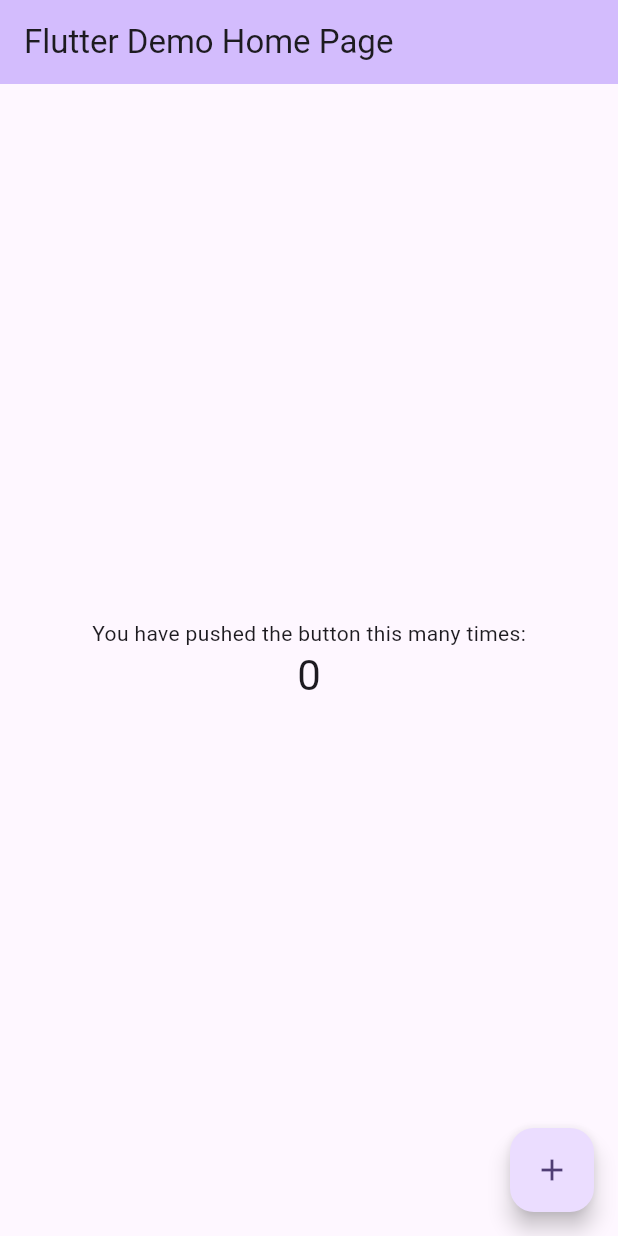
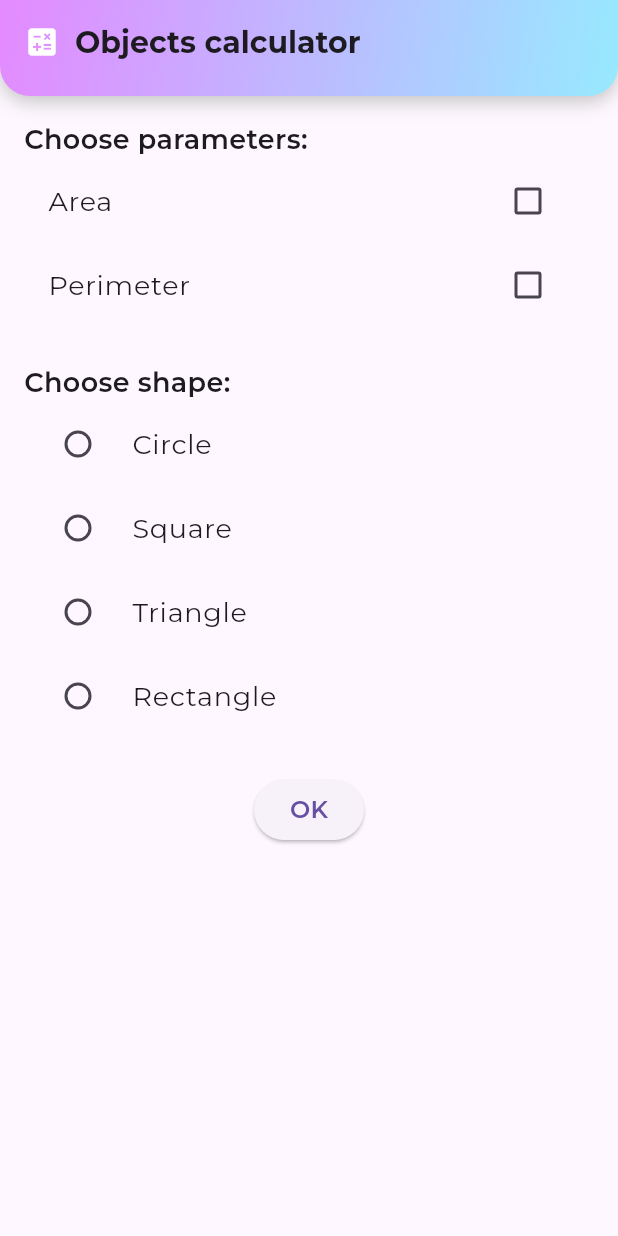
Before and after one commit to viksiik/android_labs, a Flutter app: the screen it shows after launch, on a phone screen of 412 x 824 dp. Run offline on Flutter 3.47's test engine with Material 3 defaults, Android fonts, the phone set to English and light mode, and no system bars.

Commit message:
Added LAB1

```diff
--- a/LAB1/lib/main.dart
+++ b/LAB1/lib/main.dart
@@ -1,125 +1,221 @@
 import 'package:flutter/material.dart';
 
+// Написати програму під платформу Андроїд, яка має інтерфейс для введення
+// або/та вибору даних згідно варіанту (таблиця) і відображає результат
+// взаємодії з цим
+// інтерфейсом у деяке текстове поле цього інтерфейсу. Передбачити наступне:
+// якщо не всі дані введені або обрані, а користувач натискає кнопку для
+// отримання результату,
+// то відобразити вікно, що спливає, з повідомленням завершити введення
+// всіх даних.
+
+// Вікно містить групу прапорів (площа і периметр), тобто чек-бокси, групу
+// опцій (різні фігури), тобто радіо-батони, та кнопку «ОК». Вивести
+// інформацію щодо вибору при натисканні на кнопку «ОК» у деяке текстове
+// поле.
+
+
 void main() {
-  runApp(const MyApp());
+  runApp(const MaterialApp(
+    home: ShapeCalculator(),
+  ));
 }
 
-class MyApp extends StatelessWidget {
-  const MyApp({super.key});
+class ShapeCalculator extends StatefulWidget {
 
-  // This widget is the root of your application.
+  const ShapeCalculator({Key? key}) : super(key: key);
+
   @override
-  Widget build(BuildContext context) {
-    return MaterialApp(
-      title: 'Flutter Demo',
-      theme: ThemeData(
-        // This is the theme of your application.
-        //
-        // TRY THIS: Try running your application with "flutter run". You'll see
-        // the application has a purple toolbar. Then, without quitting the app,
-        // try changing the seedColor in the colorScheme below to Colors.green
-        // and then invoke "hot reload" (save your changes or press the "hot
-        // reload" button in a Flutter-supported IDE, or press "r" if you used
-        // the command line to start the app).
-        //
-        // Notice that the counter didn't reset back to zero; the application
-        // state is not lost during the reload. To reset the state, use hot
-        // restart instead.
-        //
-        // This works for code too, not just values: Most code changes can be
-        // tested with just a hot reload.
-        colorScheme: ColorScheme.fromSeed(seedColor: Colors.deepPurple),
-        useMaterial3: true,
-      ),
-      home: const MyHomePage(title: 'Flutter Demo Home Page'),
-    );
-  }
+  _ShapeCalculatorState createState() => _ShapeCalculatorState();
 }
 
-class MyHomePage extends StatefulWidget {
-  const MyHomePage({super.key, required this.title});
+class _ShapeCalculatorState extends State<ShapeCalculator> {
+  String? selectedShape;
+  bool isAreaChecked = false;
+  bool isPerimeterChecked = false;
+  String result = "";
+  String selectedFont = 'Montserrat';
 
-  // This widget is the home page of your application. It is stateful, meaning
-  // that it has a State object (defined below) that contains fields that affect
-  // how it looks.
+  void calculate() {
+    if (selectedShape == null || (!isAreaChecked && !isPerimeterChecked)) {
+      _showAlert();
+      return;
+    }
 
-  // This class is the configuration for the state. It holds the values (in this
-  // case the title) provided by the parent (in this case the App widget) and
-  // used by the build method of the State. Fields in a Widget subclass are
-  // always marked "final".
+    String output = "Your chosen shape: $selectedShape\n";
+    if (isAreaChecked) output += "- Need to calculate area\n";
+    if (isPerimeterChecked) output += "- Need to calculate perimeter\n";
 
-  final String title;
+    setState(() {
+      result = output;
+    });
+  }
 
-  @override
-  State<MyHomePage> createState() => _MyHomePageState();
-}
-
-class _MyHomePageState extends State<MyHomePage> {
-  int _counter = 0;
-
-  void _incrementCounter() {
-    setState(() {
-      // This call to setState tells the Flutter framework that something has
-      // changed in this State, which causes it to rerun the build method below
-      // so that the display can reflect the updated values. If we changed
-      // _counter without calling setState(), then the build method would not be
-      // called again, and so nothing would appear to happen.
-      _counter++;
-    });
+  void _showAlert() {
+    showDialog(
+      context: context,
+      builder: (context) => AlertDialog(
+        title: Text("Error",
+            style: TextStyle(
+              fontFamily: selectedFont,
+              fontSize: 20,
+              color: Colors.redAccent,
+              fontWeight: FontWeight.bold,)),
+        content: Text("Choose shape and at least one parameter to continue.",
+            style: TextStyle(
+              fontFamily: selectedFont,
+              fontSize: 16,
+              fontWeight: FontWeight.w400,)),
+        actions: [
+          TextButton(
+            onPressed: () => Navigator.pop(context),
+            child: Text("OK",
+                style: TextStyle(
+                  fontFamily: selectedFont,
+                  fontSize: 16,
+                  color: Colors.blueGrey,
+                  fontWeight: FontWeight.bold,)
+            ),
+          )
+        ],
+      ),
+    );
   }
 
   @override
   Widget build(BuildContext context) {
-    // This method is rerun every time setState is called, for instance as done
-    // by the _incrementCounter method above.
-    //
-    // The Flutter framework has been optimized to make rerunning build methods
-    // fast, so that you can just rebuild anything that needs updating rather
-    // than having to individually change instances of widgets.
     return Scaffold(
-      appBar: AppBar(
-        // TRY THIS: Try changing the color here to a specific color (to
-        // Colors.amber, perhaps?) and trigger a hot reload to see the AppBar
-        // change color while the other colors stay the same.
-        backgroundColor: Theme.of(context).colorScheme.inversePrimary,
-        // Here we take the value from the MyHomePage object that was created by
-        // the App.build method, and use it to set our appbar title.
-        title: Text(widget.title),
+      appBar: PreferredSize(
+        preferredSize: const Size.fromHeight(64),
+        child: Container(
+          decoration: const BoxDecoration(
+            gradient: LinearGradient(
+              colors: [Color(0xFFE48AFF), Color(0xFF97E9FF)],
+              begin: Alignment.topLeft,
+              end: Alignment.bottomRight,
+            ),
+            borderRadius:
+              BorderRadius.vertical(bottom: Radius.circular(20)),
+            boxShadow: [
+              BoxShadow(
+                color: Color(0xFFC5C5C5),
+                blurRadius: 10,
+                offset: Offset(0, 4),
+              ),
+            ],
+          ),
+          child: AppBar(
+            title: Row(
+              children: [
+                const Icon(Icons.calculate, color: Colors.white),
+                const SizedBox(width: 10),
+                Text("Objects calculator",
+                    style: TextStyle(
+                      fontFamily: selectedFont,
+                      fontSize: 20,
+                      fontWeight: FontWeight.bold,)
+                ),
+              ],
+            ),
+            centerTitle: true,
+            backgroundColor: Colors.transparent,
+            elevation: 0,
+          ),
+        ),
       ),
-      body: Center(
-        // Center is a layout widget. It takes a single child and positions it
-        // in the middle of the parent.
+      body: Padding(
+        padding: const EdgeInsets.all(16.0),
         child: Column(
-          // Column is also a layout widget. It takes a list of children and
-          // arranges them vertically. By default, it sizes itself to fit its
-          // children horizontally, and tries to be as tall as its parent.
-          //
-          // Column has various properties to control how it sizes itself and
-          // how it positions its children. Here we use mainAxisAlignment to
-          // center the children vertically; the main axis here is the vertical
-          // axis because Columns are vertical (the cross axis would be
-          // horizontal).
-          //
-          // TRY THIS: Invoke "debug painting" (choose the "Toggle Debug Paint"
-          // action in the IDE, or press "p" in the console), to see the
-          // wireframe for each widget.
-          mainAxisAlignment: MainAxisAlignment.center,
-          children: <Widget>[
-            const Text(
-              'You have pushed the button this many times:',
+          crossAxisAlignment: CrossAxisAlignment.start,
+          children: [
+            Text("Choose parameters:",
+                style: TextStyle(
+                    fontFamily: selectedFont,
+                    fontSize: 18,
+                    fontWeight: FontWeight.w600)
             ),
-            Text(
-              '$_counter',
-              style: Theme.of(context).textTheme.headlineMedium,
+
+            CheckboxListTile(
+              title: Text("Area",
+                  style: TextStyle(
+                      fontFamily: selectedFont,
+                      fontSize: 18,
+                      fontWeight: FontWeight.w400)
+              ),
+              value: isAreaChecked,
+              onChanged: (value) {
+                setState(() {
+                  isAreaChecked = value!;
+                });
+              },
+            ),
+
+            CheckboxListTile(
+              title: Text("Perimeter",
+                  style: TextStyle(
+                      fontFamily: selectedFont,
+                      fontSize: 18,
+                      fontWeight: FontWeight.w400)),
+              value: isPerimeterChecked,
+              onChanged: (value) {
+                setState(() {
+                  isPerimeterChecked = value!;
+                });
+              },
+            ),
+
+            const SizedBox(height: 24),
+
+            Text("Choose shape:",
+                style: TextStyle(
+                    fontFamily: selectedFont,
+                    fontSize: 18,
+                    fontWeight: FontWeight.w600)
+            ),
+
+            Column(
+              children: ["Circle", "Square", "Triangle", "Rectangle"].map((shape) {
+                return RadioListTile(
+                  title: Text(shape,
+                      style: TextStyle(
+                          fontFamily: selectedFont,
+                          fontSize: 18,
+                          fontWeight: FontWeight.w400)
+                  ),
+                  value: shape,
+                  groupValue: selectedShape,
+                  onChanged: (value) {
+                    setState(() {
+                      selectedShape = value as String?;
+                    });
+                  },
+                );
+              }).toList(),
+            ),
+
+            const SizedBox(height: 24),
+
+            Center(
+              child: ElevatedButton(
+                onPressed: calculate,
+                child: Text("OK",
+                    style: TextStyle(
+                        fontFamily: selectedFont,
+                        fontSize: 16,
+                        fontWeight: FontWeight.w600)),
+              ),
+            ),
+
+            const SizedBox(height: 24),
+
+            Text(result,
+                style: const TextStyle(
+                    fontSize: 20,
+                    fontWeight: FontWeight.w400)
             ),
           ],
         ),
       ),
-      floatingActionButton: FloatingActionButton(
-        onPressed: _incrementCounter,
-        tooltip: 'Increment',
-        child: const Icon(Icons.add),
-      ), // This trailing comma makes auto-formatting nicer for build methods.
     );
   }
 }
```
Also changed, not shown: LAB1/pubspec.yaml (+15 -38 lines), LAB1/pubspec.lock, 1 other file.
